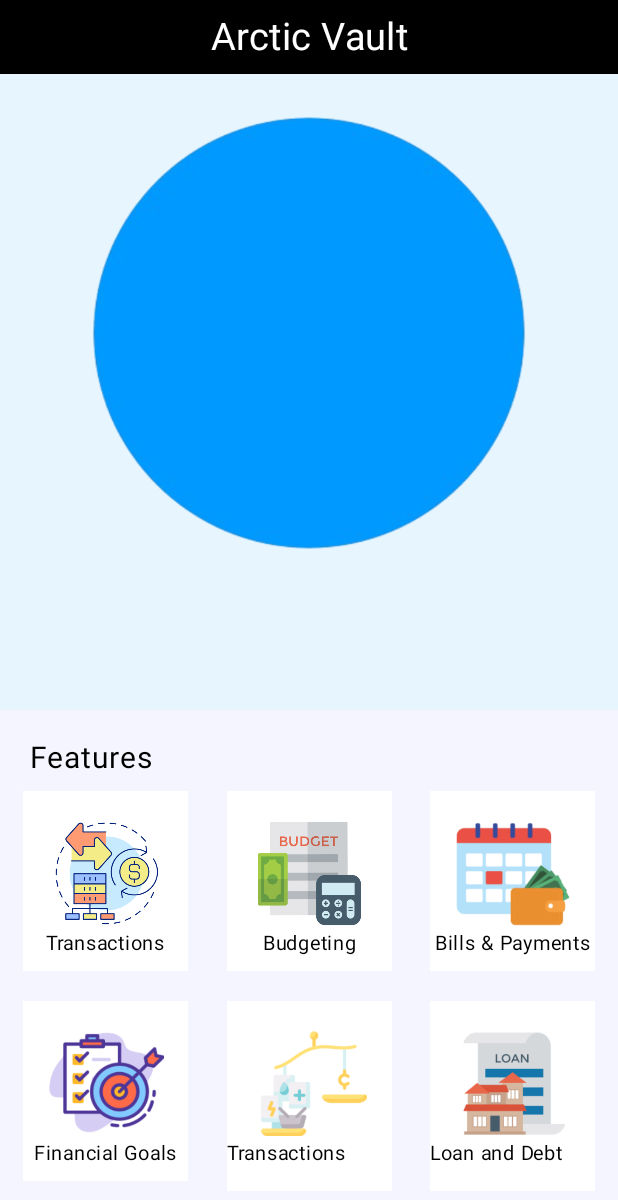
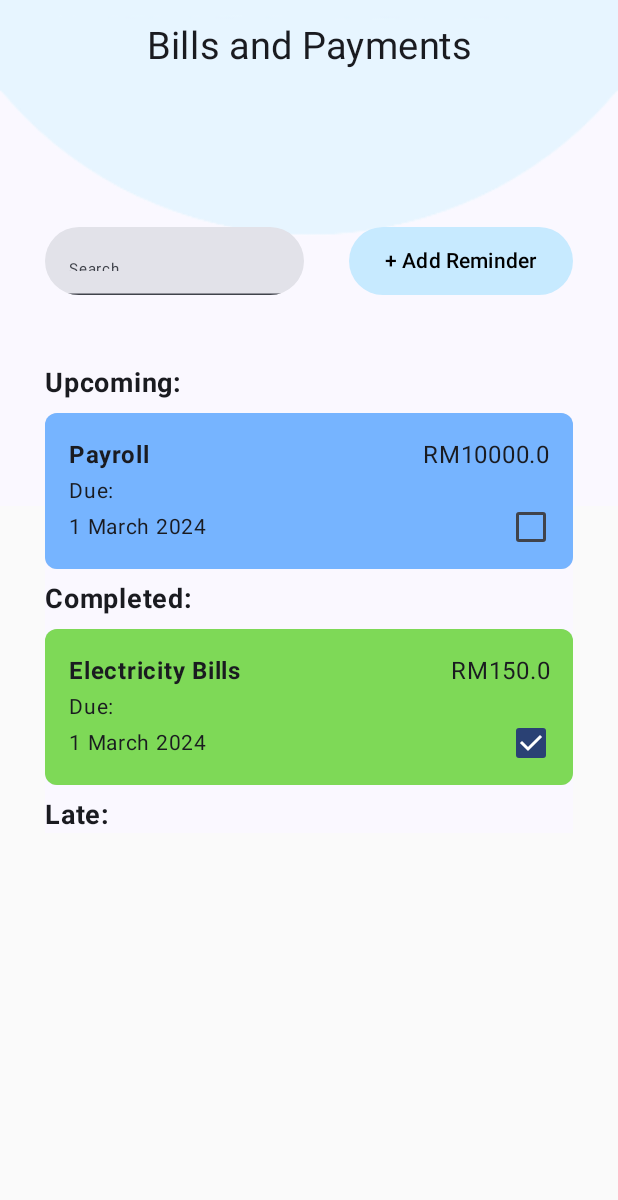
Before and after one commit to ExoticPengy/ArcticVault, an Android app built with Jetpack Compose: the screen it shows after launch (MainActivity), on a phone screen of 412 x 824 dp. Shown: the top 1200 px of the screen. Run offline under Robolectric (Android 15) with nearby library versions, the phone set to English and light mode, and no system bars.

Commit message:
-reminderscreen

```diff
--- a/app/src/main/java/com/example/arcticvault/MainActivity.kt
+++ b/app/src/main/java/com/example/arcticvault/MainActivity.kt
@@ -11,6 +11,7 @@ import androidx.compose.runtime.Composable
 import androidx.compose.ui.Modifier
 import androidx.compose.ui.tooling.preview.Preview
 import com.example.arcticvault.ui.theme.ArcticVaultTheme
+import com.example.arcticvault.ui.theme.ReminderScreen
 
 class MainActivity : ComponentActivity() {
     override fun onCreate(savedInstanceState: Bundle?) {
@@ -18,7 +19,8 @@ class MainActivity : ComponentActivity() {
         setContent {
             ArcticVaultTheme {
                 // A surface container using the 'background' color from the theme
-                HomeScreen(modifier = Modifier, name = "James")
+                //HomeScreen(modifier = Modifier, name = "James")
+                ReminderScreen()
 
             }
         }
--- a/app/src/main/java/com/example/arcticvault/ui/theme/HomeScreen.kt
+++ b/app/src/main/java/com/example/arcticvault/ui/theme/HomeScreen.kt
@@ -132,6 +132,7 @@ fun FeatureItem(icon: Int, text: String, isLonger: Boolean = false) {
                 )
                 .background(Color.White)
                 .padding(bottom = 10.dp),
+
             contentAlignment = Alignment.TopCenter
         ) {
             Image(
--- /dev/null
+++ b/app/src/main/java/com/example/arcticvault/ui/theme/Reminder.kt
@@ -0,0 +1,182 @@
+package com.example.arcticvault.ui.theme
+
+import androidx.compose.foundation.Image
+import androidx.compose.foundation.background
+import androidx.compose.foundation.layout.Arrangement
+import androidx.compose.foundation.layout.Box
+import androidx.compose.foundation.layout.Column
+import androidx.compose.foundation.layout.Row
+import androidx.compose.foundation.layout.Spacer
+import androidx.compose.foundation.layout.aspectRatio
+import androidx.compose.foundation.layout.fillMaxHeight
+import androidx.compose.foundation.layout.fillMaxSize
+import androidx.compose.foundation.layout.fillMaxWidth
+import androidx.compose.foundation.layout.height
+import androidx.compose.foundation.layout.offset
+import androidx.compose.foundation.layout.padding
+import androidx.compose.foundation.layout.size
+import androidx.compose.foundation.layout.width
+import androidx.compose.foundation.shape.RoundedCornerShape
+import androidx.compose.material3.Button
+import androidx.compose.material3.ButtonDefaults
+import androidx.compose.material3.Card
+import androidx.compose.material3.Checkbox
+import androidx.compose.material3.Surface
+import androidx.compose.material3.Text
+import androidx.compose.material3.TextField
+import androidx.compose.runtime.Composable
+import androidx.compose.ui.Alignment
+import androidx.compose.ui.Modifier
+import androidx.compose.ui.draw.clip
+import androidx.compose.ui.graphics.Color
+import androidx.compose.ui.layout.ContentScale
+import androidx.compose.ui.res.painterResource
+import androidx.compose.ui.text.font.FontWeight
+import androidx.compose.ui.text.style.TextAlign
+import androidx.compose.ui.unit.dp
+import androidx.compose.ui.unit.sp
+import com.example.arcticvault.GreetingMessage
+import com.example.arcticvault.R
+import com.example.arcticvault.TopBanner
+
+@Composable
+fun ReminderScreen() {
+    Surface {
+
+    }
+    Column {
+        ReminderTopUi()
+        BillScreen()
+    }
+}
+
+@Composable
+fun ReminderTopUi(){
+    Surface() {
+        Image(
+            painter = painterResource(R.drawable.topbanner),
+            contentDescription = "Top Banner",
+            modifier = Modifier
+                .fillMaxWidth()
+                .offset(y = -180.dp),
+            contentScale = ContentScale.FillWidth
+        )
+        Column {
+
+            Row(
+                horizontalArrangement = Arrangement.Center,
+                modifier = Modifier.fillMaxWidth()
+            ) {
+
+                Text(
+                    text = "Bills and Payments",
+                    fontSize = 25.sp,
+                    textAlign = TextAlign.Center,
+                    modifier = Modifier.padding(vertical = 16.dp)
+                )
+            }
+            //search bar
+            Row(
+                modifier = Modifier
+                    .fillMaxWidth()
+                    .padding(horizontal = 30.dp)
+                    .offset(y = 90.dp),
+                horizontalArrangement = Arrangement.SpaceBetween,
+                verticalAlignment = Alignment.CenterVertically
+            ) {
+                TextField(
+                    value = "",
+                    onValueChange = {},
+                    placeholder = { Text("Search...", fontSize = 10.sp) },
+                    modifier = Modifier
+                        .weight(1f)
+                        .clip(RoundedCornerShape(40.dp))
+                        .size(45.dp)
+                )
+                Spacer(modifier = Modifier.width(30.dp))
+                Button(modifier = Modifier.height (45.dp), onClick = { /*TODO*/ },
+                    colors = ButtonDefaults.buttonColors(Color(199, 234, 255))) {
+                    Text("+ Add Reminder", color = Color.Black)
+                }
+            }
+        }
+
+    }
+}
+
+@Composable
+fun BillScreen() {
+    Surface (modifier = Modifier
+        .offset(y = -140.dp)
+        .padding(30.dp)){
+        Column{
+            Spacer(modifier = Modifier.height(16.dp))
+
+            Text("Upcoming:", fontSize = 18.sp, fontWeight = FontWeight.Bold)
+            BillItem(Bill("Payroll", 10000.00, "1 March 2024", Color(118,180,255),"Upcoming"))
+
+            Text("Completed:", fontSize = 18.sp, fontWeight = FontWeight.Bold)
+            BillItem(Bill("Electricity Bills", 150.00, "1 March 2024", Color(126,217,87),"Done"))
+
+
+            Text("Late:", fontSize = 18.sp, fontWeight = FontWeight.Bold)
+
+        }
+    }
+
+}
+
+data class Bill(
+    val name: String,
+    val amount: Double,
+    val dueDate: String,
+    val color: Color,
+    val status: String
+)
+
+@Composable
+fun BillItem(bill: Bill) {
+
+    Card(
+        shape = RoundedCornerShape(8.dp),
+        modifier = Modifier
+            .fillMaxWidth()
+            .padding(vertical = 8.dp)
+    ) {
+        Column(
+            modifier = Modifier
+                .background(color = bill.color)
+                .fillMaxWidth()
+                .padding(16.dp)
+        ) {
+            Row(
+                horizontalArrangement = Arrangement.SpaceBetween,
+                modifier = Modifier.fillMaxWidth()
+            ) {
+                Text(
+                    bill.name,
+                    fontSize = 16.sp,
+                    fontWeight = FontWeight.Bold,
+                    textAlign = TextAlign.Start
+                )
+                Text(
+                    "RM${bill.amount}",
+                    fontSize = 16.sp,
+                    textAlign = TextAlign.End
+                )
+            }
+            Text("Due:", fontSize = 14.sp)
+
+            Row (horizontalArrangement = Arrangement.SpaceBetween,
+                modifier = Modifier.fillMaxWidth()){
+                Text(bill.dueDate, fontSize = 14.sp)
+                if (bill.status == "Done") {
+                    Checkbox(checked = true, onCheckedChange = null)
+                } else {
+                    Checkbox(checked = false, onCheckedChange = null)
+                }
+            }
+
+        }
+    }
+}
```
Also changed, not shown: app/src/main/res/drawable/topbanner.png (added).
